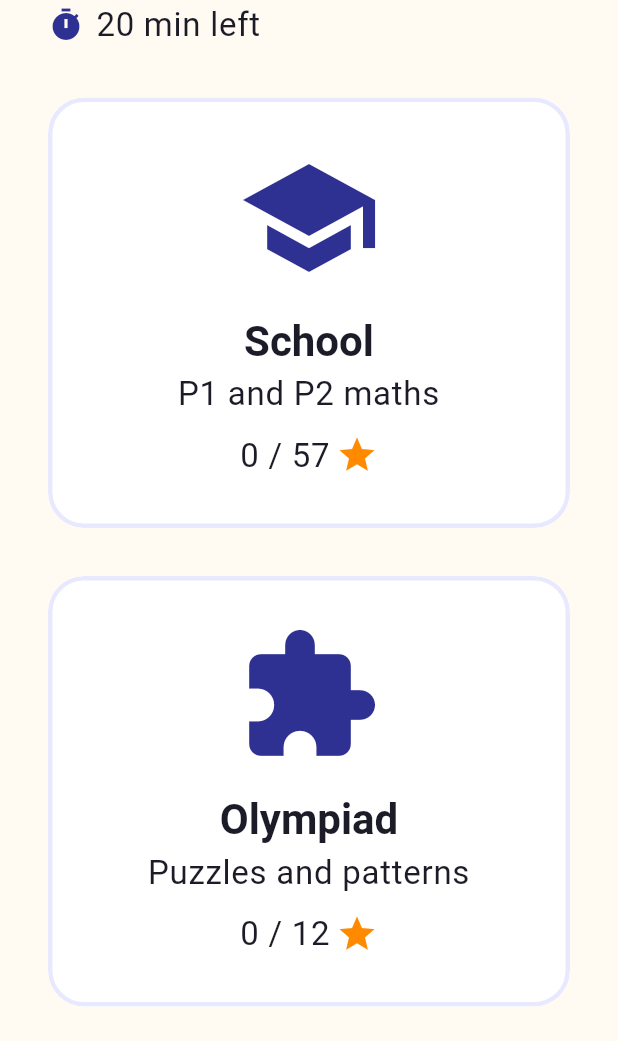
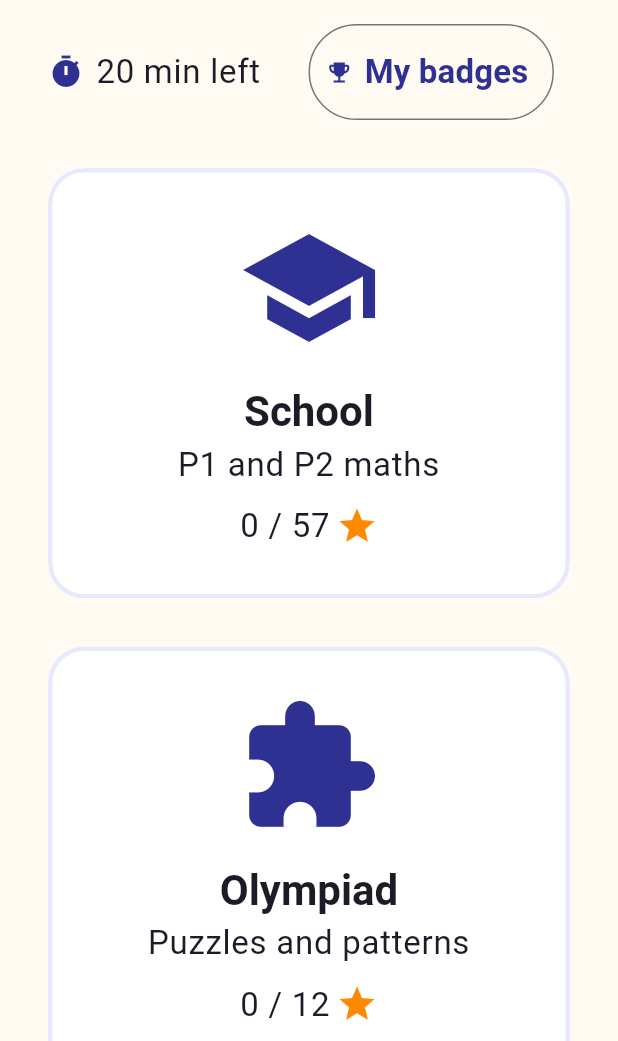
Before and after one commit to codeforests/number-ninja, a Flutter app: the HomeScreen screen opened by its route, on a phone screen of 412 x 824 dp, the part 195-1236 px from its top. Run offline on Flutter 3.47's test engine with Material 3 defaults, Android fonts, the phone set to English and light mode, and no system bars; our stand-ins replace drift, drift_flutter, flutter_riverpod, go_router, material_ui, pdf and 1 more; accounts and stored records are empty; generated files the repository leaves out were written again.

Commit message:
FEAT-08 T4: badge shelf SCR-06, /badges route and home badge button
Co-Authored-By: Claude Opus 5.5 <noreply@anthropic.com>
Claude-Session: https://claude.ai/code/session_016iSGJP4US4sNQAV7wZ2m9x

```diff
--- a/lib/app.dart
+++ b/lib/app.dart
@@ -4,6 +4,7 @@ import 'package:flutter_riverpod/flutter_riverpod.dart';
 import 'package:go_router/go_router.dart';
 import 'package:material_ui/material_ui.dart';
 
+import 'features/badges/badge_shelf_screen.dart';
 import 'features/home/home_screen.dart';
 import 'features/quiz/quiz_controller.dart';
 import 'features/quiz/quiz_screen.dart';
@@ -37,6 +38,7 @@ abstract final class Routes {
   static String quiz(String topicId) => '/quiz/$topicId'; // SCR-04
   static const result = '/result'; // SCR-05, the RoundSummary as extra
   static const locked = '/locked'; // SCR-07
+  static const badges = '/badges'; // SCR-06
 
   /// The routes whose time counts as screen time (TIM-01). SCR-07 itself
   /// doesn't, so extra time a parent grants isn't used up on the lock.
@@ -44,7 +46,8 @@ abstract final class Routes {
       location == home ||
       location.startsWith('/play/') ||
       location.startsWith('/quiz/') ||
-      location == result;
+      location == result ||
+      location == badges;
 }
 
 /// Where a location should go instead, or null to stay (design: Routing).
@@ -94,6 +97,10 @@ final routerProvider = Provider<GoRouter>((ref) {
             state.extra is RoundSummary ? null : Routes.home,
         builder: (context, state) =>
             ResultScreen(summary: state.extra! as RoundSummary),
+      ),
+      GoRoute(
+        path: Routes.badges,
+        builder: (context, state) => const BadgeShelfScreen(),
       ),
       GoRoute(
         path: Routes.locked,
--- a/lib/features/home/home_screen.dart
+++ b/lib/features/home/home_screen.dart
@@ -3,6 +3,8 @@ import 'package:go_router/go_router.dart';
 import 'package:material_ui/material_ui.dart';
 
 import '../../app.dart';
+import '../../ui/badge_icons.dart';
+import '../badges/badge_shelf_screen.dart';
 import '../../domain/progress.dart';
 import '../../domain/topics.dart';
 import '../../providers.dart';
@@ -87,7 +89,13 @@ class HomeScreen extends ConsumerWidget {
                         ),
                       ],
                     ),
-                    const _MinutesLeft(),
+                    const SizedBox(height: AppSizes.gap),
+                    const Wrap(
+                      spacing: AppSizes.gap * 2,
+                      runSpacing: AppSizes.gap,
+                      crossAxisAlignment: WrapCrossAlignment.center,
+                      children: [_MinutesLeft(), _BadgesButton()],
+                    ),
                     gap,
                     Expanded(
                       child: Flex(
@@ -127,6 +135,7 @@ class _MinutesLeft extends ConsumerWidget {
       builder: (context, _) {
         final status = screenTime.status;
         return Row(
+          mainAxisSize: MainAxisSize.min,
           children: [
             const Icon(Icons.timer, color: AppColors.ninja),
             const SizedBox(width: AppSizes.gap / 2),
@@ -140,6 +149,29 @@ class _MinutesLeft extends ConsumerWidget {
           ],
         );
       },
+    );
+  }
+}
+
+/// Opens SCR-06, showing the latest badge when there is one (BDG-03).
+class _BadgesButton extends ConsumerWidget {
+  const _BadgesButton();
+
+  @override
+  Widget build(BuildContext context, WidgetRef ref) {
+    final latest = latestBadge(
+      ref.watch(earnedBadgesProvider).value ?? const {},
+    );
+    return SizedBox(
+      height: AppSizes.minTap,
+      child: OutlinedButton.icon(
+        key: const Key('badges-button'),
+        onPressed: () => context.go(Routes.badges),
+        icon: latest == null
+            ? const Icon(Icons.emoji_events)
+            : BadgeIcon(latest.id, size: AppSizes.badgeSmall),
+        label: Text(latest == null ? 'My badges' : 'Latest: ${latest.name}'),
+      ),
     );
   }
 }
```
Also changed, not shown: lib/features/badges/badge_shelf_screen.dart (added, +152 -0 lines), 2 other files.
